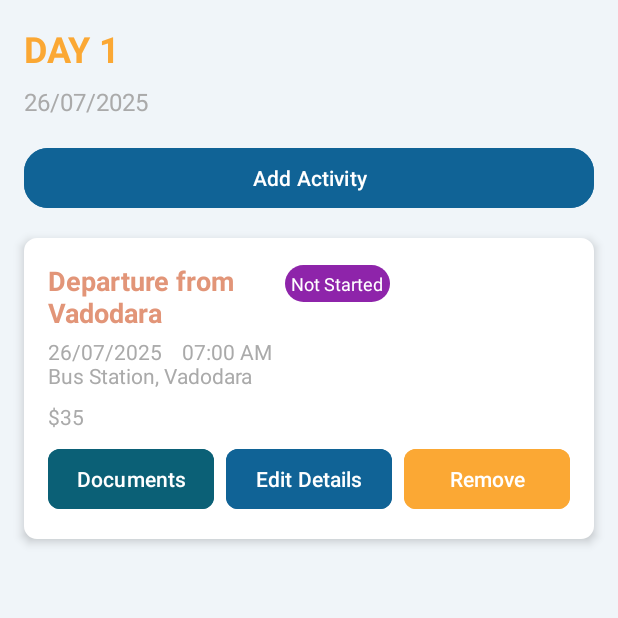
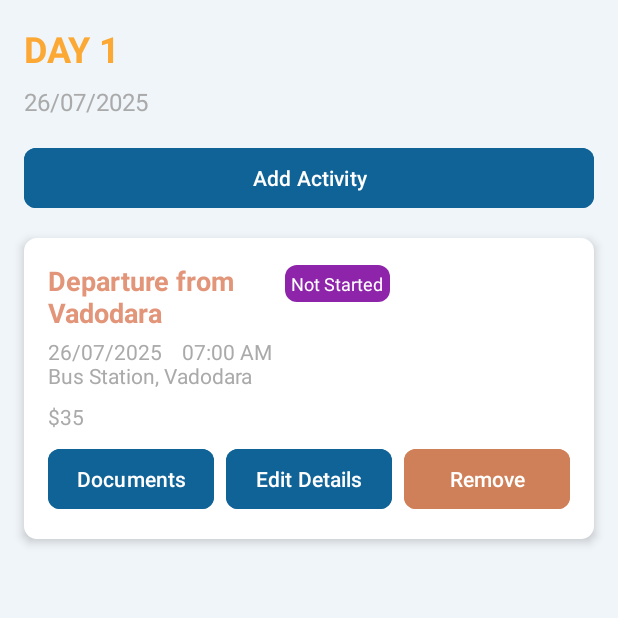
Before and after one commit to ishitaamin/ItineraryManager, an Android app: the ItineraryActivity screen opened directly, with no data from a screen before it, on a phone screen of 412 x 824 dp, the top half of it. Run offline under Robolectric (Android 15) with nearby library versions, the phone set to English and light mode, and no system bars.

Commit message:
styles changes

```diff
--- a/app/src/main/res/drawable/status_background_planned.xml
+++ b/app/src/main/res/drawable/status_background_planned.xml
@@ -1,5 +1,5 @@
 <?xml version="1.0" encoding="utf-8"?>
 <shape xmlns:android="http://schemas.android.com/apk/res/android">
     <solid android:color="#8E24AA" />
-    <corners android:radius="16dp" />
+    <corners android:radius="8dp" />
 </shape>
--- a/app/src/main/res/layout/activity_itinerary.xml
+++ b/app/src/main/res/layout/activity_itinerary.xml
@@ -42,7 +42,7 @@
         android:text="Add Activity"
         android:textAllCaps="false"
         android:textColor="@android:color/white"
-        app:cornerRadius="16dp"
+        app:cornerRadius="8dp"
         android:layout_marginStart="16dp"
         android:layout_marginEnd="16dp"/> <!-- Dark blue button -->
 
@@ -127,7 +127,7 @@
             android:layout_weight="1"
             android:text="Documents"
             android:textSize="14sp"
-            android:backgroundTint="#0B6076"
+            android:backgroundTint="#106396"
             android:textAllCaps="false"
             android:textColor="@android:color/white"
             app:cornerRadius="8dp"
@@ -159,7 +159,7 @@
             android:layout_height="wrap_content"
             android:layout_weight="1"
             android:text="Remove"
-            android:backgroundTint="#FBA834"
+            android:backgroundTint="#D08058"
             android:textAllCaps="false"
             android:padding="0dp"
             android:textSize="14dp"
--- a/app/src/main/res/layout/activity_trip_details.xml
+++ b/app/src/main/res/layout/activity_trip_details.xml
@@ -83,7 +83,7 @@
                 android:layout_height="wrap_content"
                 android:layout_weight="1"
                 android:text="Edit Details"
-                android:backgroundTint="#155E63"
+                android:backgroundTint="#106396"
                 android:textColor="#FFFFFF" />
 
             <Button
--- a/app/src/main/res/layout/trip_card.xml
+++ b/app/src/main/res/layout/trip_card.xml
@@ -62,6 +62,6 @@
         android:layout_height="wrap_content"
         android:text="View"
         android:textColor="#FFFFFF"
-        android:backgroundTint="#D2691E"
+        android:backgroundTint="#D08058"
         android:layout_marginTop="12dp" />
 </LinearLayout>
--- a/app/src/main/res/layout/trip_creation_activity.xml
+++ b/app/src/main/res/layout/trip_creation_activity.xml
@@ -199,7 +199,7 @@
             android:text="Save"
             android:textColor="#FFFFFF"
             android:textSize="16sp"
-            android:backgroundTint="#006d77"
+            android:backgroundTint="#106396"
             android:height="50dp"
             android:layout_margin="16dp"
             app:cornerRadius="8dp" />
```
